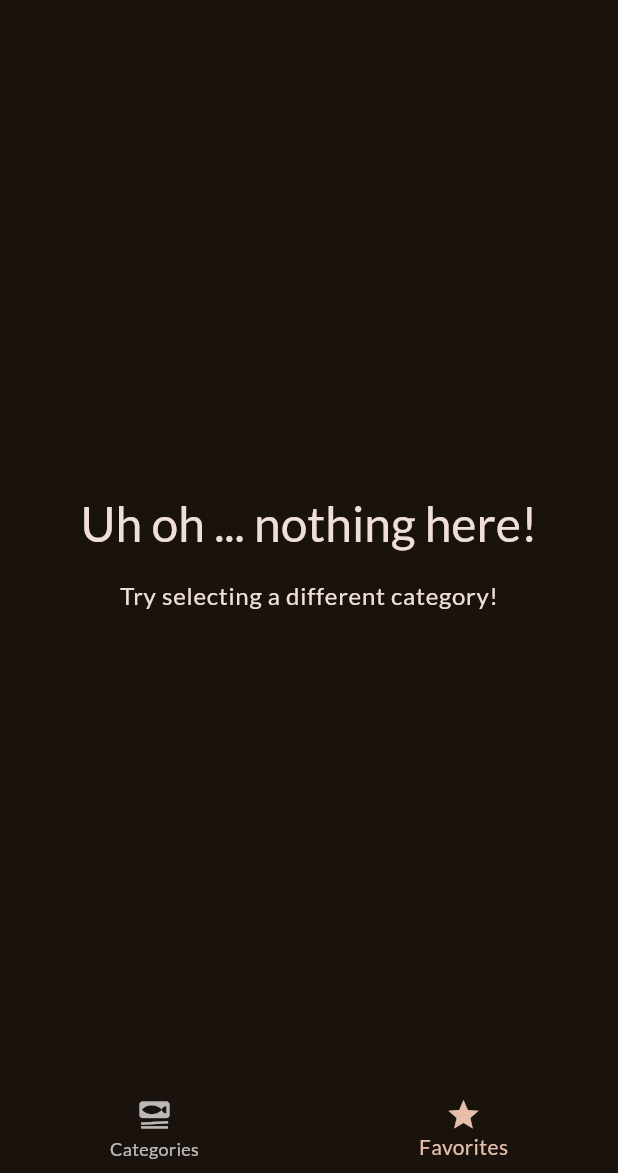
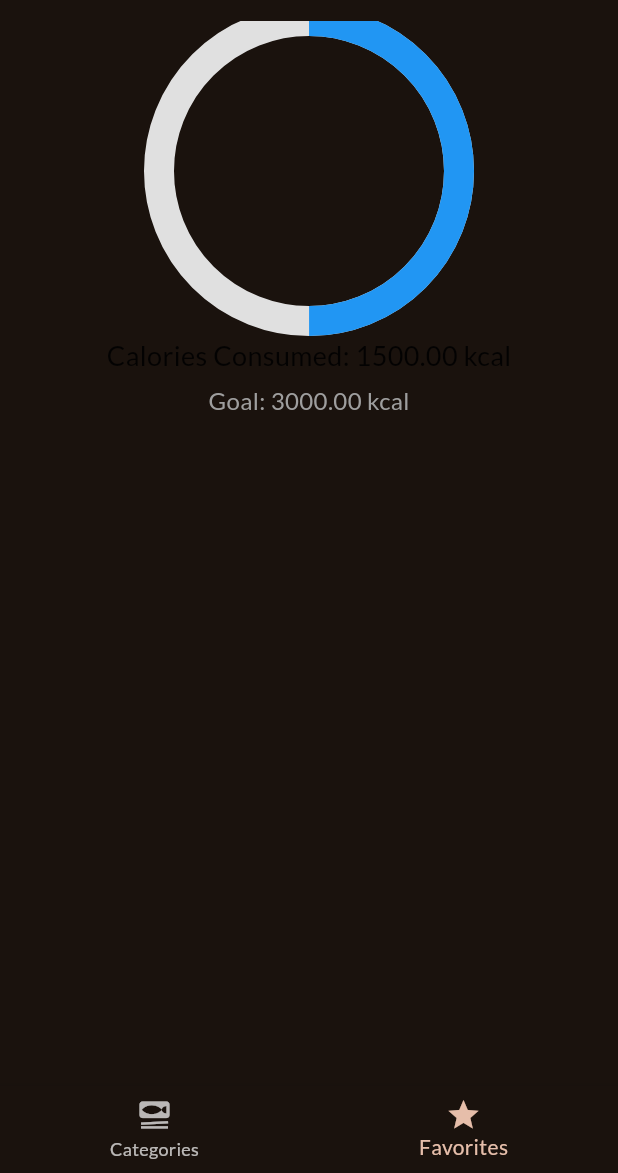
Before and after one commit to hariniiii8/meals-app, a Flutter app: the screen it shows after launch, item 2 of the bottom bar chosen, on a phone screen of 412 x 824 dp, the part 63-1236 px from its top. Run offline on Flutter 3.47's test engine with Material 2 defaults, Android fonts, the phone set to English and light mode, and no system bars; our stand-ins replace google_fonts, transparent_image.

Commit message:
add favoritescreen

```diff
--- /dev/null
+++ b/lib/screens/favorite.dart
@@ -0,0 +1,131 @@
+import 'package:flutter/material.dart';
+
+import 'package:meals/models/meal.dart';
+import 'package:meals/screens/meal_details.dart';
+import 'package:meals/widgets/meal_item.dart';
+class CalorieProgressTracker extends StatelessWidget {
+  final double caloriesConsumed;
+  final double goalCalories;
+
+  CalorieProgressTracker({
+    required this.caloriesConsumed,
+    required this.goalCalories,
+  });
+
+  @override
+  Widget build(BuildContext context) {
+    double progress = caloriesConsumed / goalCalories;
+
+    return Column(
+      children: [
+        Container(
+          width: 200,
+          height: 200,
+          child: CircularProgressIndicator(
+            value: progress,
+            strokeWidth: 20,
+            backgroundColor: Colors.grey[300],
+            valueColor: AlwaysStoppedAnimation<Color>(Colors.blue),
+          ),
+        ),
+        SizedBox(height: 10),
+        Text(
+          'Calories Consumed: ${caloriesConsumed.toStringAsFixed(2)} kcal',
+          style: TextStyle(fontSize: 18),
+        ),
+        SizedBox(height: 5),
+        Text(
+          'Goal: ${goalCalories.toStringAsFixed(2)} kcal',
+          style: TextStyle(fontSize: 16, color: Colors.grey),
+        ),
+      ],
+    );
+  }
+}
+
+class FavScreen extends StatelessWidget {
+  const FavScreen({
+    super.key,
+    this.title,
+    required this.meals,
+    required this.onToggleFavorite,
+  });
+
+  final String? title;
+  final List<Meal> meals;
+  final void Function(Meal meal) onToggleFavorite;
+
+  void selectMeal(BuildContext context, Meal meal) {
+    Navigator.of(context).push(
+      MaterialPageRoute(
+        builder: (ctx) => MealDetailsScreen(
+          meal: meal,
+          onToggleFavorite: onToggleFavorite,
+        ),
+      ),
+    );
+  }
+
+  @override
+  Widget build(BuildContext context) {
+    Widget content = Column(
+      children: [
+       CalorieProgressTracker(
+          caloriesConsumed: 1500,  // Replace with actual consumed calories
+          goalCalories: 3000,  // Replace with your goal calories
+        ),
+        SizedBox(height: 10),
+     const SizedBox(height: 10),  // Add some space between text and listview
+      Expanded(
+        child: ListView.builder(
+          itemCount: meals.length,
+          itemBuilder: (ctx, index) => MealItem(
+            meal: meals[index],
+            onSelectMeal: (meal) {
+              selectMeal(context, meal);
+            },
+          ),
+        ),
+      ),
+    ],
+    );
+
+    ;
+
+    if(meals.isEmpty)
+    {
+      Widget content=Center(
+      child: Column(
+        mainAxisSize: MainAxisSize.min,
+        children: [
+          Text(
+            'Uh oh ... nothing here!',
+            style: Theme.of(context).textTheme.headlineLarge!.copyWith(
+                  color: Theme.of(context).colorScheme.onBackground,
+                ),
+          ),
+          const SizedBox(height: 16),
+          Text(
+            'Try selecting a different category!',
+            style: Theme.of(context).textTheme.bodyLarge!.copyWith(
+                  color: Theme.of(context).colorScheme.onBackground,
+                ),
+          ),
+        ],
+      ),
+    );
+
+    }
+
+    if (title == null) {
+      return content;
+    }
+
+    return Scaffold(
+      appBar: AppBar(
+        title: Text(title!),
+      ),
+      body: content,
+    );
+  }
+}
--- a/lib/screens/tabs.dart
+++ b/lib/screens/tabs.dart
@@ -6,6 +6,7 @@ import 'package:meals/models/meal.dart';
 import 'package:meals/screens/categories.dart';
 import 'package:meals/screens/filters.dart';
 import 'package:meals/screens/meals.dart';
+import 'package:meals/screens/favorite.dart';
 import 'package:meals/widgets/main_drawer.dart';
 
 const kInitialFilters = {
@@ -114,7 +115,7 @@ class _TabsScreenState extends State<TabsScreen> {
     var activePageTitle = 'Categories';
 
     if (_selectedPageIndex == 1) {
-      activePage = MealsScreen(
+      activePage = FavScreen(
         meals: _favoriteMeals,
         onToggleFavorite: _toggleMealFavoriteStatus,
       );
```
